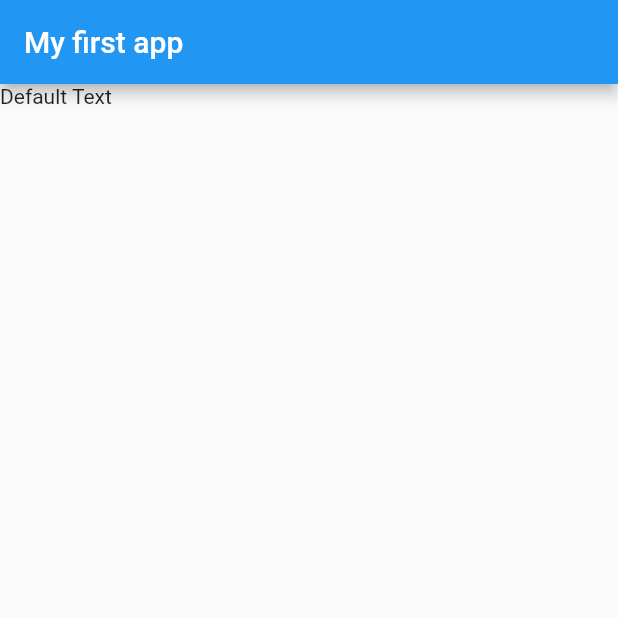
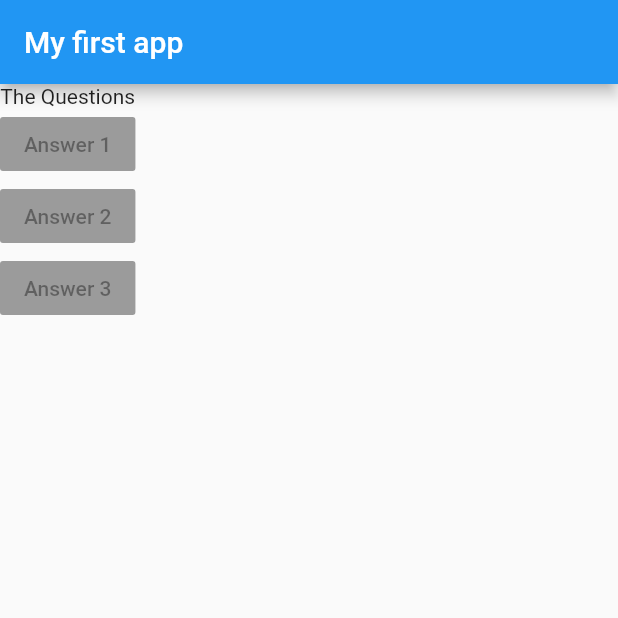
Before and after one commit to PrateekPheonix/first_app, a Flutter app: the screen it shows after launch, on a phone screen of 412 x 824 dp, the top half of it. Run offline on Flutter 3.47's test engine with Material 2 defaults, Android fonts, the phone set to English and light mode, and no system bars.

Commit message:
added some buttons

```diff
--- a/lib/main.dart
+++ b/lib/main.dart
@@ -1,3 +1,5 @@
+// ignore_for_file: deprecated_member_use, prefer_const_literals_to_create_immutables
+
 import 'package:flutter/material.dart';
 
 void main() => runApp(const MyApp());
@@ -6,12 +8,32 @@ class MyApp extends StatelessWidget {
   const MyApp({Key? key}) : super(key: key);
   @override
   Widget build(BuildContext context) {
+    var questions = [
+      "What is your favorite colour?",
+      "What is your favorite animal",
+    ];
     return MaterialApp(
       home: Scaffold(
         appBar: AppBar(
           title: Text("My first app"),
         ),
-        body: Text("Default Text"),
+        body: Column(
+          children: [
+            Text("The Questions"),
+            RaisedButton(
+              child: Text("Answer 1"),
+              onPressed: null,
+            ),
+            RaisedButton(
+              child: Text("Answer 2"),
+              onPressed: null,
+            ),
+            RaisedButton(
+              child: Text("Answer 3"),
+              onPressed: null,
+            ),
+          ],
+        ),
       ),
     );
   }
```
